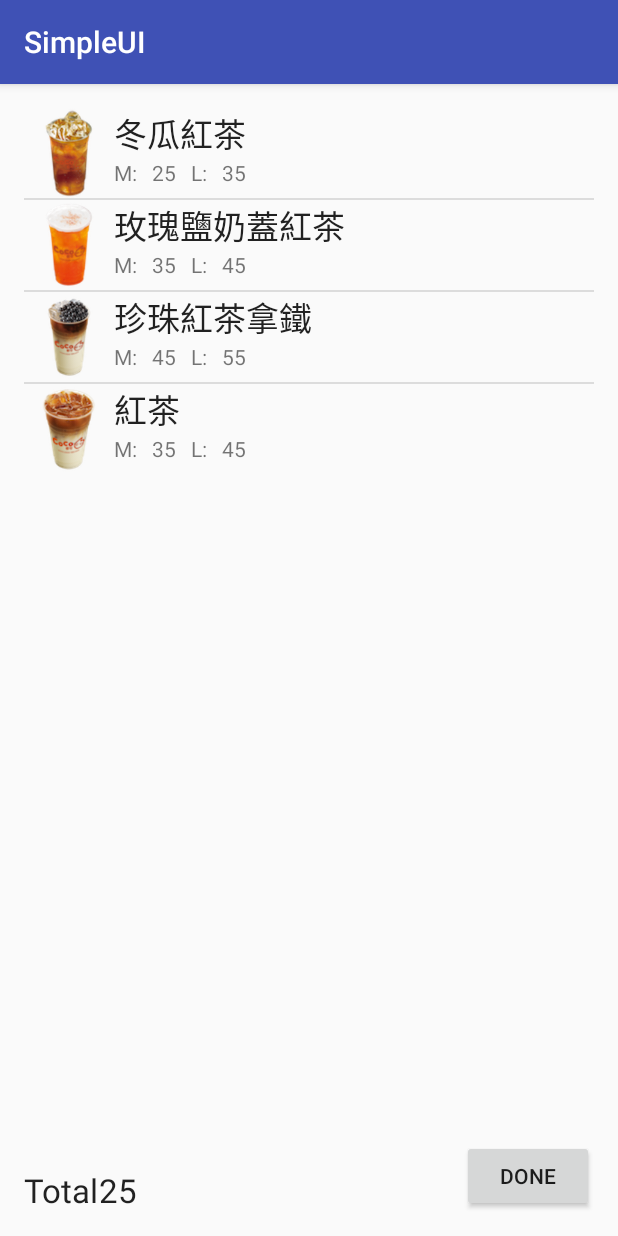
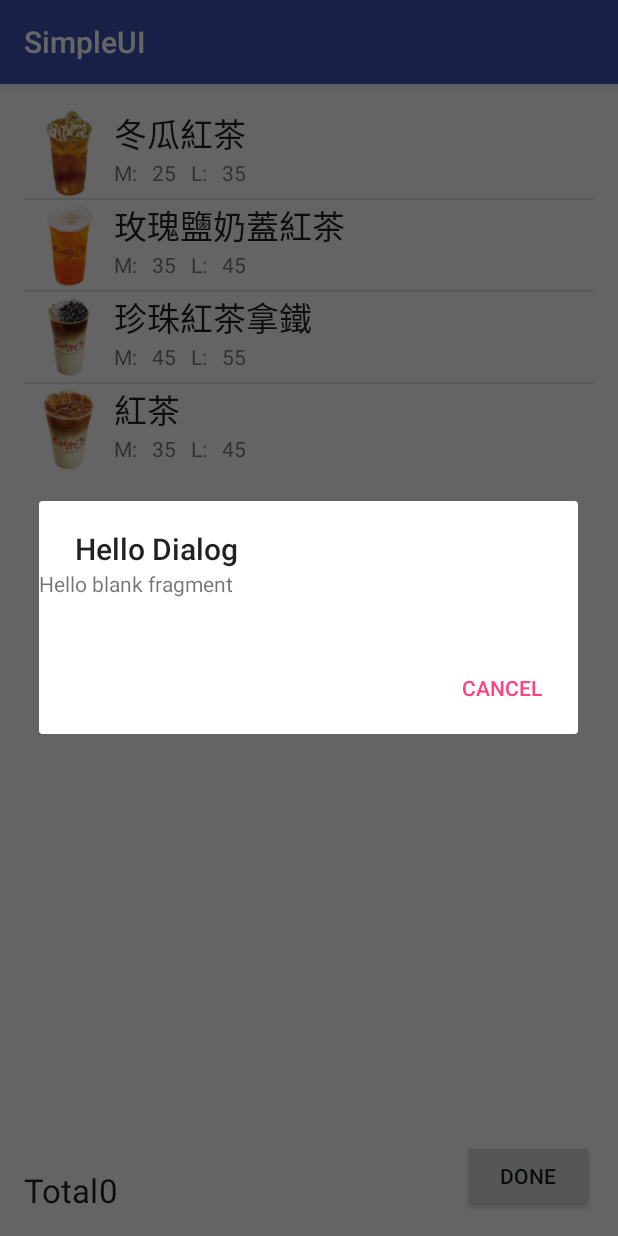
Before and after one commit to sara04060108/android_class-270, an Android app: the DrinkMenuActivity screen opened directly, with no data from a screen before it, after a tap on "冬瓜紅茶", on a phone screen of 412 x 824 dp. Run offline under Robolectric (Android 15) with nearby library versions, the phone set to English and light mode, and no system bars.

Commit message:
Add DrinkOrderDialog

```diff
--- a/SimpleUI/app/build.gradle
+++ b/SimpleUI/app/build.gradle
@@ -23,4 +23,5 @@ dependencies {
     compile fileTree(dir: 'libs', include: ['*.jar'])
     testCompile 'junit:junit:4.12'
     compile 'com.android.support:appcompat-v7:23.3.0'
+    compile 'com.android.support:support-v4:23.3.0'
 }
--- a/SimpleUI/app/src/main/java/com/example/user/simpleui/DrinkMenuActivity.java
+++ b/SimpleUI/app/src/main/java/com/example/user/simpleui/DrinkMenuActivity.java
@@ -1,6 +1,10 @@
 package com.example.user.simpleui;
 
+import android.app.Fragment;
+import android.app.FragmentManager;
+import android.app.FragmentTransaction;
 import android.content.Intent;
+import android.net.Uri;
 import android.support.v7.app.AppCompatActivity;
 import android.os.Bundle;
 import android.util.Log;
@@ -15,7 +19,7 @@ import org.json.JSONObject;
 import java.util.ArrayList;
 import java.util.List;
 
-public class DrinkMenuActivity extends AppCompatActivity {
+public class DrinkMenuActivity extends AppCompatActivity implements  DrinnkOrderDialog.OnDrinkOrderListener{
 
     TextView totalTextView;
     ListView drinkMenuListView;
@@ -65,11 +69,28 @@ public class DrinkMenuActivity extends AppCompatActivity {
             public void onItemClick(AdapterView<?> parent, View view, int position, long id) {
                 DrinkAdapter drinkAdapter = (DrinkAdapter)parent.getAdapter();
                 Drink drink = (Drink)drinkAdapter.getItem(position);//拿出資訊
-                orders.add(drink);//丟進orders中
-                updateTotal();//呼叫updateTotal
+                shewDrinkOrderDialog(drink);
+                /*orders.add(drink);//丟進orders中
+                updateTotal();//呼叫updateTotal*/
             }
         });
 
+    }
+
+
+    public  void shewDrinkOrderDialog(Drink drink){
+        FragmentManager fragmentManager = getFragmentManager();
+        FragmentTransaction ft = fragmentManager.beginTransaction();//一筆交易
+
+        DrinnkOrderDialog dialog = DrinnkOrderDialog.newInstance("","");
+        Fragment prev = getFragmentManager().findFragmentByTag("DrinkOrderDialog");
+        if(prev != null){
+            ft.remove(prev);
+        }
+
+        ft.addToBackStack(null);//支援back鍵
+
+        dialog.show(ft,"DrinkOrderDialog");
     }
 
     public void  updateTotal(){
@@ -126,4 +147,8 @@ public class DrinkMenuActivity extends AppCompatActivity {
         Log.d("Debug", "DrinkMainActivity onRestart");
     }
 
+    @Override
+    public void onDrinkOrderFinish(Uri uri) {
+
+    }
 }
--- /dev/null
+++ b/SimpleUI/app/src/main/java/com/example/user/simpleui/DrinnkOrderDialog.java
@@ -0,0 +1,137 @@
+package com.example.user.simpleui;
+
+import android.app.AlertDialog;
+import android.app.Dialog;
+import android.app.DialogFragment;
+import android.content.Context;
+import android.content.DialogInterface;
+import android.net.Uri;
+import android.os.Bundle;
+import android.app.Fragment;//要改因為有兩種版本
+import android.view.LayoutInflater;
+import android.view.View;
+import android.view.ViewGroup;
+
+
+/**
+ * A simple {@link Fragment} subclass.
+ * Activities that contain this fragment must implement the
+ * {@link DrinnkOrderDialog.OnDrinkOrderListener} interface
+ * to handle interaction events.
+ * Use the {@link DrinnkOrderDialog#newInstance} factory method to
+ * create an instance of this fragment.
+ */
+public class DrinnkOrderDialog extends DialogFragment {
+    //Activity要實作介面才能與Fragment溝通
+    //會有特殊效果變暗
+    // TODO: Rename parameter arguments, choose names that match
+    // the fragment initialization parameters, e.g. ARG_ITEM_NUMBER
+    private static final String ARG_PARAM1 = "param1";
+    private static final String ARG_PARAM2 = "param2";
+
+    // TODO: Rename and change types of parameters
+    private String mParam1;
+    private String mParam2;
+
+    private OnDrinkOrderListener mListener;
+
+    public DrinnkOrderDialog() {
+        // Required empty public constructor
+    }
+
+    /**
+     * Use this factory method to create a new instance of
+     * this fragment using the provided parameters.
+     *
+     * @param param1 Parameter 1.
+     * @param param2 Parameter 2.
+     * @return A new instance of fragment DrinnkOrderDialog.
+     */
+    // TODO: Rename and change types and number of parameters
+    public static DrinnkOrderDialog newInstance(String param1, String param2) {
+        DrinnkOrderDialog fragment = new DrinnkOrderDialog();
+        Bundle args = new Bundle();//可將資料帶入的方法，與intent(Activity之間)一樣
+        args.putString(ARG_PARAM1, param1);//定義key值(ATG_PARAM1)，用變數替代，避免打錯
+        args.putString(ARG_PARAM2, param2);
+        fragment.setArguments(args);
+        return fragment;
+    }
+
+//    @Override
+//    public void onCreate(Bundle savedInstanceState) {
+//        super.onCreate(savedInstanceState);
+//        if (getArguments() != null) {
+//            mParam1 = getArguments().getString(ARG_PARAM1);
+//            mParam2 = getArguments().getString(ARG_PARAM2);
+//        }
+//    }
+//
+//    @Override
+//    public View onCreateView(LayoutInflater inflater, ViewGroup container,
+//                             Bundle savedInstanceState) {
+//        // Inflate the layout for this fragment
+//        return inflater.inflate(R.layout.fragment_drinnk_order_dialog, container, false);//new出layout檔
+//    }
+//
+//    // TODO: Rename method, update argument and hook method into UI event
+
+
+    @Override
+    public Dialog onCreateDialog(Bundle savedInstanceState) {
+        if(getArguments() != null){
+            Bundle bundle = getArguments();
+        }
+
+        AlertDialog.Builder alertDialogBuilder = new AlertDialog.Builder(getActivity());
+
+        View contextView = getActivity().getLayoutInflater().inflate(R.layout.fragment_drinnk_order_dialog,null);
+
+        alertDialogBuilder.setView(contextView)
+                    .setTitle("Hello Dialog")
+                    .setPositiveButton("OK", new DialogInterface.OnClickListener() {
+                        @Override
+                        public void onClick(DialogInterface dialog, int which) {
+
+                        }
+                    }).setPositiveButton("Cancel", new DialogInterface.OnClickListener() {
+                        @Override
+                        public void onClick(DialogInterface dialog, int which) {
+
+                        }
+                    });
+        return alertDialogBuilder.create();
+    }
+
+    @Override
+    public void onAttach(Context context) {
+        super.onAttach(context);
+        if (context instanceof OnDrinkOrderListener) {//溝通完成才能實作，不然跳出
+            mListener = (OnDrinkOrderListener) context;
+        } else {
+            throw new RuntimeException(context.toString()
+                    + " must implement OnFragmentInteractionListener");
+        }
+    }
+
+    @Override
+    public void onDetach() {
+        super.onDetach();
+        mListener = null;
+    }
+
+    /**
+     * This interface must be implemented by activities that contain this
+     * fragment to allow an interaction in this fragment to be communicated
+     * to the activity and potentially other fragments contained in that
+     * activity.
+     * <p/>
+     * See the Android Training lesson <a href=
+     * "http://developer.android.com/training/basics/fragments/communicating.html"
+     * >Communicating with Other Fragments</a> for more information.
+     */
+    public interface OnDrinkOrderListener {//實作介面
+        // TODO: Update argument type and name
+        void onDrinkOrderFinish(Uri uri);
+    }
+}
+//Fragment間的溝通由Activity做調配\
--- a/SimpleUI/app/src/main/res/layout/activity_drink_menu.xml
+++ b/SimpleUI/app/src/main/res/layout/activity_drink_menu.xml
@@ -7,7 +7,8 @@
     android:paddingLeft="@dimen/activity_horizontal_margin"
     android:paddingRight="@dimen/activity_horizontal_margin"
     android:paddingTop="@dimen/activity_vertical_margin"
-    tools:context="com.example.user.simpleui.DrinkMenuActivity">
+    tools:context="com.example.user.simpleui.DrinkMenuActivity"
+    android:id="@+id/root">
 
     <ListView
         android:layout_width="wrap_content"
--- /dev/null
+++ b/SimpleUI/app/src/main/res/layout/fragment_drinnk_order_dialog.xml
@@ -0,0 +1,13 @@
+<FrameLayout xmlns:android="http://schemas.android.com/apk/res/android"
+    xmlns:tools="http://schemas.android.com/tools"
+    android:layout_width="match_parent"
+    android:layout_height="match_parent"
+    tools:context="com.example.user.simpleui.DrinnkOrderDialog">
+
+    <!-- TODO: Update blank fragment layout -->
+    <TextView
+        android:layout_width="match_parent"
+        android:layout_height="match_parent"
+        android:text="@string/hello_blank_fragment" />
+
+</FrameLayout>
--- a/SimpleUI/app/src/main/res/values/strings.xml
+++ b/SimpleUI/app/src/main/res/values/strings.xml
@@ -1,3 +1,6 @@
 <resources>
     <string name="app_name">SimpleUI</string>
+
+    <!-- TODO: Remove or change this placeholder text -->
+    <string name="hello_blank_fragment">Hello blank fragment</string>
 </resources>
```
